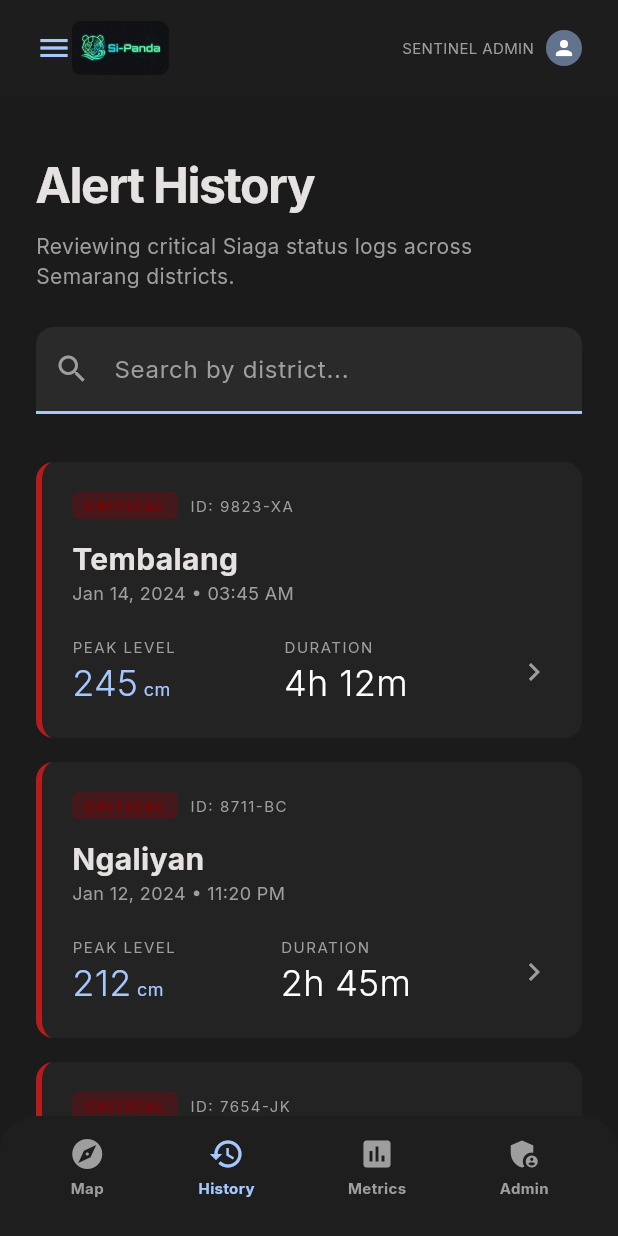
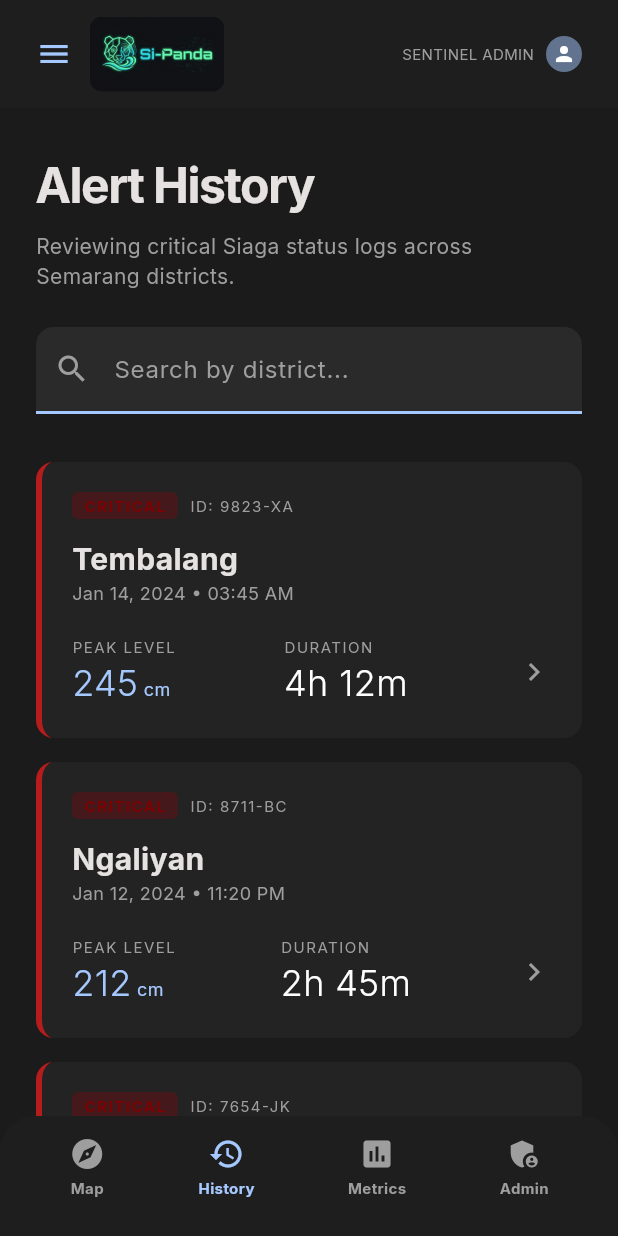
Before and after one commit to prabowows/Sipanda, a Flutter app: the AlertHistoryScreen screen opened by its route, on a phone screen of 412 x 824 dp. Run offline on Flutter 3.47's test engine with Material 3 defaults, Android fonts, the phone set to English and light mode, and no system bars; our stand-ins replace cloud_firestore, firebase_core, fl_chart, flutter_map, google_fonts, latlong2; missing offline and left inert: dart:html, excel; accounts and stored records are empty; network calls fail.

Commit message:
style(header): enlarge LogoSipanda to height 52 and remove Live Telemetry badge for a cleaner navbar

```diff
--- a/sipanda_app/lib/features/citizen/alert_history_screen.dart
+++ b/sipanda_app/lib/features/citizen/alert_history_screen.dart
@@ -535,20 +535,21 @@ class _AlertHistoryScreenState extends State<AlertHistoryScreen> {
       child: BackdropFilter(
         filter: ImageFilter.blur(sigmaX: 16.0, sigmaY: 16.0),
         child: Container(
-          height: 64,
+          height: 72,
           padding: const EdgeInsets.symmetric(horizontal: 24),
-          color: const Color(0xFF1E1E1E).withOpacity(0.8),
+          color: const Color(0xFF1E1E1E).withOpacity(0.85),
           child: Row(
             mainAxisAlignment: MainAxisAlignment.spaceBetween,
             children: [
               Row(
                 children: [
                   const Icon(Icons.menu, color: SipandaTheme.primary),
+                  const SizedBox(width: 12),
                   ClipRRect(
-                    borderRadius: BorderRadius.circular(6),
+                    borderRadius: BorderRadius.circular(8),
                     child: Image.asset(
                       'assets/images/LogoSipanda.jpg',
-                      height: 36,
+                      height: 50,
                       fit: BoxFit.contain,
                       errorBuilder: (context, error, stackTrace) => const Text('SIPANDA', style: TextStyle(color: SipandaTheme.primary, fontSize: 20, fontWeight: FontWeight.w900, letterSpacing: 2.0)),
                     ),
@@ -571,7 +572,7 @@ class _AlertHistoryScreenState extends State<AlertHistoryScreen> {
 
   Widget _buildWebTopBar() {
     return Container(
-      height: 64,
+      height: 72,
       decoration: const BoxDecoration(
         border: Border(bottom: BorderSide(color: Colors.white12))
       ),
@@ -580,10 +581,10 @@ class _AlertHistoryScreenState extends State<AlertHistoryScreen> {
         mainAxisAlignment: MainAxisAlignment.spaceBetween,
         children: [
           ClipRRect(
-            borderRadius: BorderRadius.circular(6),
+            borderRadius: BorderRadius.circular(8),
             child: Image.asset(
               'assets/images/LogoSipanda.jpg',
-              height: 38,
+              height: 52,
               fit: BoxFit.contain,
               errorBuilder: (context, error, stackTrace) => const Text('SIPANDA', style: TextStyle(color: SipandaTheme.primary, fontSize: 20, fontWeight: FontWeight.w900, letterSpacing: -1)),
             ),
```
Also changed, not shown: sipanda_app/lib/features/citizen/dashboard_screen.dart (+7 -25 lines).
